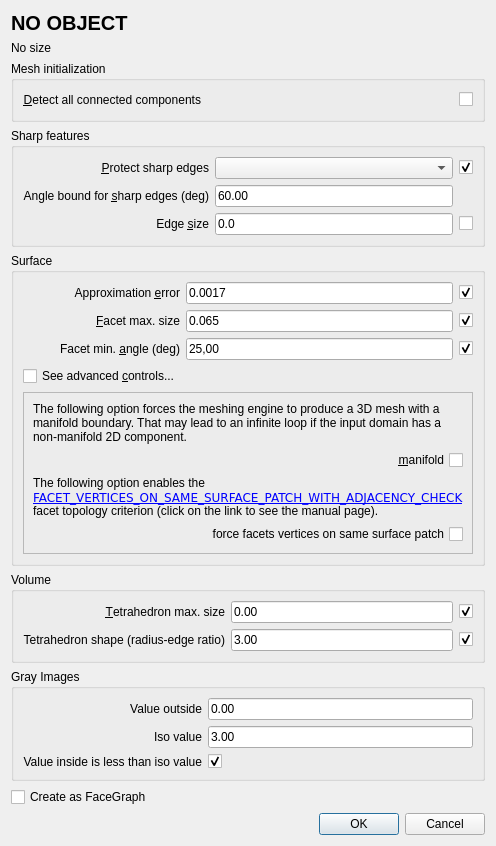
This is Polyhedron/demo/Polyhedron/Plugins/Mesh_3/Meshing_dialog.ui in CGAL/cgal as Qt 5 draws it before an edit. The edited form follows.
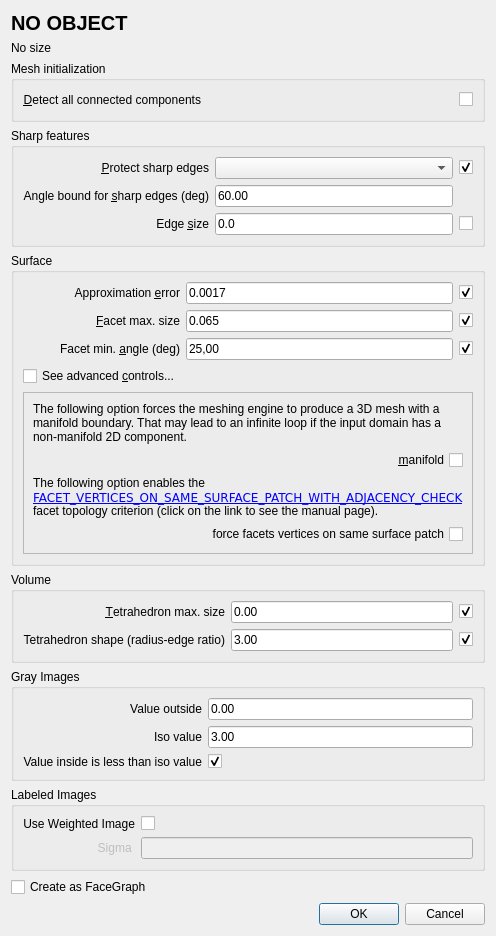
This is the edited form. Custom widgets are drawn as their Qt base class.

Commit message: add weighted images to the demo

What changed in the file:
```diff
--- a/Polyhedron/demo/Polyhedron/Plugins/Mesh_3/Meshing_dialog.ui
+++ b/Polyhedron/demo/Polyhedron/Plugins/Mesh_3/Meshing_dialog.ui
@@ -9,8 +9,8 @@
    <rect>
     <x>0</x>
     <y>0</y>
-    <width>576</width>
-    <height>928</height>
+    <width>568</width>
+    <height>1049</height>
    </rect>
   </property>
   <property name="sizePolicy">
@@ -515,6 +515,64 @@
      </layout>
     </widget>
    </item>
+   <item>
+    <widget class="QGroupBox" name="labeledImgGroup">
+     <property name="title">
+      <string>Labeled Images</string>
+     </property>
+     <layout class="QGridLayout" name="gridLayout_6">
+      <item row="0" column="0">
+       <widget class="QLabel" name="useWeights_label">
+        <property name="layoutDirection">
+         <enum>Qt::RightToLeft</enum>
+        </property>
+        <property name="text">
+         <string>Use Weighted Image</string>
+        </property>
+        <property name="alignment">
+         <set>Qt::AlignRight|Qt::AlignTrailing|Qt::AlignVCenter</set>
+        </property>
+       </widget>
+      </item>
+      <item row="0" column="1">
+       <widget class="QCheckBox" name="useWeights_checkbox">
+        <property name="layoutDirection">
+         <enum>Qt::LeftToRight</enum>
+        </property>
+        <property name="text">
+         <string/>
+        </property>
+        <property name="tristate">
+         <bool>false</bool>
+        </property>
+       </widget>
+      </item>
+      <item row="1" column="0">
+       <widget class="QLabel" name="weightsSigma_label">
+        <property name="enabled">
+         <bool>false</bool>
+        </property>
+        <property name="toolTip">
+         <string>standard deviation parameter of the internal Gaussian filter</string>
+        </property>
+        <property name="text">
+         <string>Sigma </string>
+        </property>
+        <property name="alignment">
+         <set>Qt::AlignRight|Qt::AlignTrailing|Qt::AlignVCenter</set>
+        </property>
+       </widget>
+      </item>
+      <item row="1" column="1">
+       <widget class="DoubleEdit" name="weightsSigma">
+        <property name="enabled">
+         <bool>false</bool>
+        </property>
+       </widget>
+      </item>
+     </layout>
+    </widget>
+   </item>
    <item>
     <widget class="QCheckBox" name="facegraphCheckBox">
      <property name="text">
@@ -522,22 +580,6 @@
      </property>
     </widget>
    </item>
-   <item>
-    <spacer name="verticalSpacer">
-     <property name="orientation">
-      <enum>Qt::Vertical</enum>
-     </property>
-     <property name="sizeType">
-      <enum>QSizePolicy::MinimumExpanding</enum>
-     </property>
-     <property name="sizeHint" stdset="0">
-      <size>
-       <width>20</width>
-       <height>0</height>
-      </size>
-     </property>
-    </spacer>
-   </item>
    <item>
     <widget class="QDialogButtonBox" name="buttonBox">
      <property name="orientation">
```
The commit also changes 6 other files.
